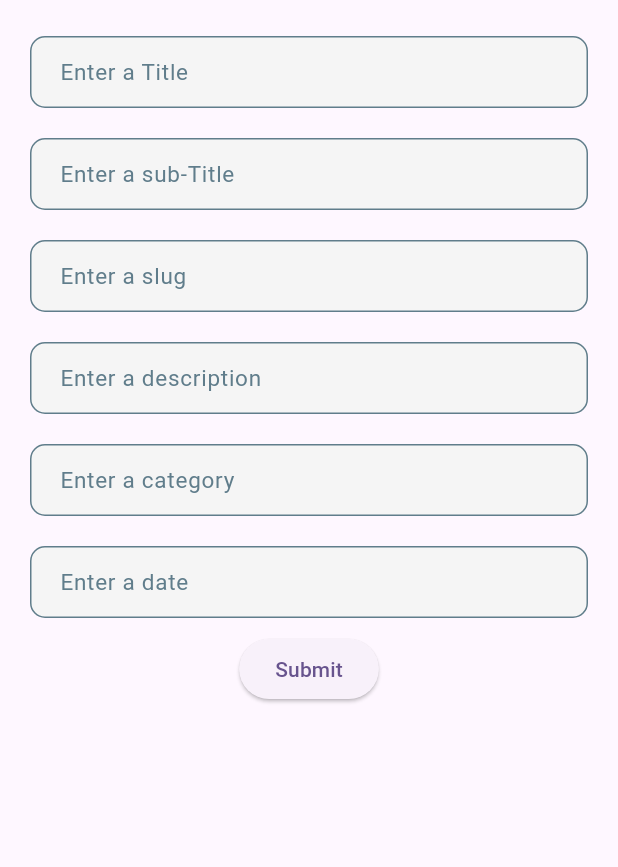
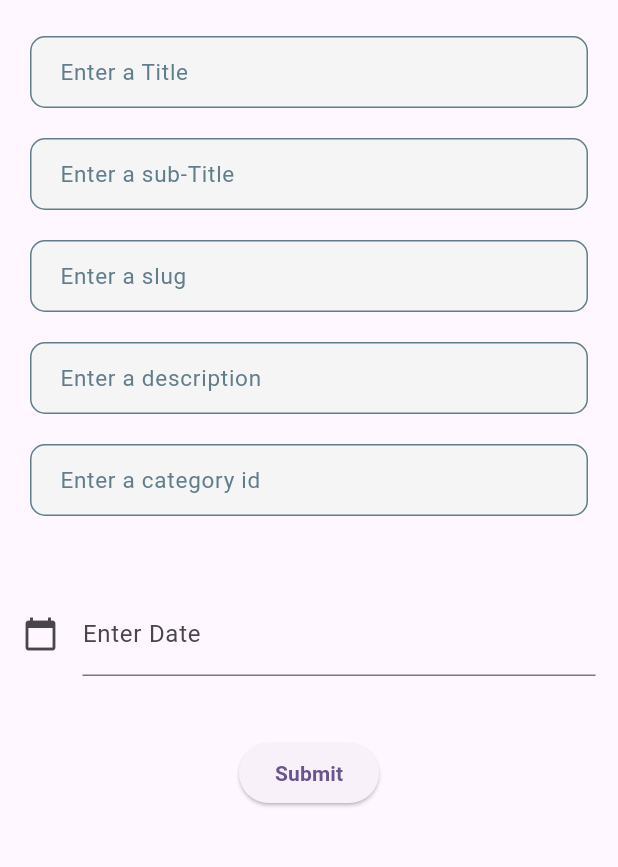
Before and after one commit to majharul-islam181/task_blogApp, a Flutter app: the CreateBlogScreen screen opened directly, on a phone screen of 412 x 824 dp, the part 63-930 px from its top. Run offline on Flutter 3.47's test engine with Material 3 defaults, Android fonts, the phone set to English and light mode, and no system bars.

Commit message:
createdblog screen updated

```diff
--- a/lib/screens/createBlog_screen.dart
+++ b/lib/screens/createBlog_screen.dart
@@ -1,5 +1,6 @@
 import 'package:blog_app/costom_widgets/costom_textfield.dart';
 import 'package:flutter/material.dart';
+import 'package:intl/intl.dart';
 
 class CreateBlogScreen extends StatefulWidget {
   const CreateBlogScreen({super.key});
@@ -16,6 +17,20 @@ class _CreateBlogScreenState extends State<CreateBlogScreen> {
   final _categoryController = TextEditingController();
   final _dateController = TextEditingController();
 
+  collectDate() async {
+    DateTime? pickedDate = await showDatePicker(
+      context: context,
+      initialDate: DateTime.now(),
+      firstDate: DateTime(200),
+      lastDate: DateTime(20254),
+    );
+    if (pickedDate != null) {
+      setState(() {
+        _dateController.text = DateFormat('dd-MM-yyyy').format(pickedDate);
+      });
+    }
+  }
+
   @override
   Widget build(BuildContext context) {
     return Scaffold(
@@ -24,7 +39,6 @@ class _CreateBlogScreenState extends State<CreateBlogScreen> {
       ),
       body: Column(
         children: [
-
           CustomTextField(
               labelText: "Enter a Title",
               textEditingController: _titleController),
@@ -38,14 +52,44 @@ class _CreateBlogScreenState extends State<CreateBlogScreen> {
               labelText: "Enter a description",
               textEditingController: _descriptionController),
           CustomTextField(
-              labelText: "Enter a category",
+              labelText: "Enter a category id",
               textEditingController: _categoryController),
-          CustomTextField(
-              labelText: "Enter a date",
-              textEditingController: _dateController),
-              ElevatedButton(
-                onPressed: () {},
-                child: const Text("Submit")),
+          Container(
+              padding: const EdgeInsets.all(15),
+              height: MediaQuery.of(context).size.width / 3,
+              child: Center(
+                  child: TextField(
+                controller: _dateController,
+                decoration: const InputDecoration(
+                    icon: Icon(Icons.calendar_today),
+                    labelText: "Enter Date",
+
+                    ),
+                readOnly: true,
+                onTap: () async {
+                  DateTime? pickedDate = await showDatePicker(
+                      context: context,
+                      initialDate: DateTime.now(),
+                      firstDate: DateTime(1950),
+                      lastDate: DateTime(2100));
+
+                  if (pickedDate != null) {
+                    print(pickedDate);
+                    String formattedDate =
+                        DateFormat('dd-MM-yyyy').format(pickedDate);
+                    print(formattedDate);
+                    setState(() {
+                      _dateController.text = formattedDate;
+                    });
+                  } else {}
+                },
+              ))),
+          ElevatedButton(
+              onPressed: () {},
+              child: const Text(
+                "Submit",
+                style: TextStyle(fontWeight: FontWeight.bold),
+              )),
         ],
       ),
     );
--- a/pubspec.yaml
+++ b/pubspec.yaml
@@ -36,6 +36,7 @@ dependencies:
   # Use with the CupertinoIcons class for iOS style icons.
   cupertino_icons: ^1.0.2
   http: ^1.1.2
+  intl: ^0.19.0
 
 dev_dependencies:
   flutter_test:
```
Also changed, not shown: pubspec.lock.
